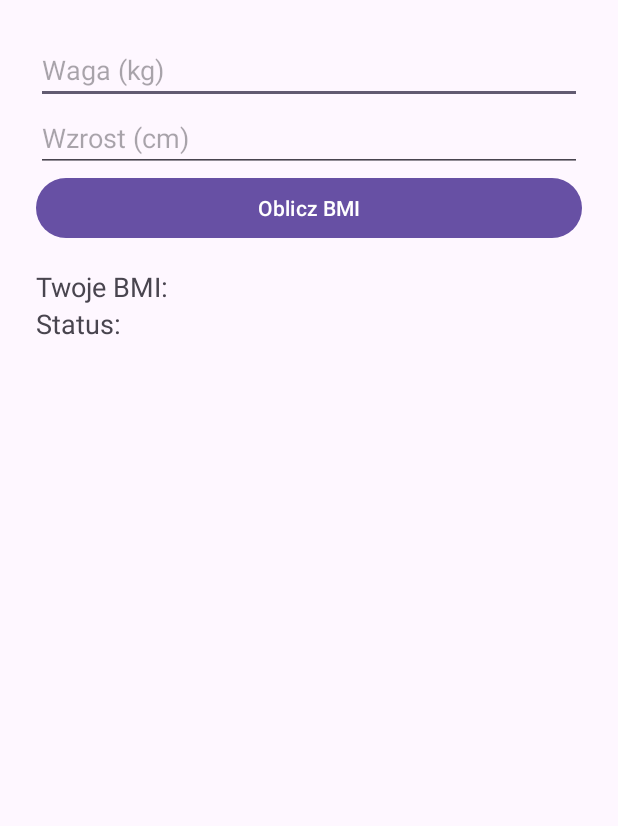
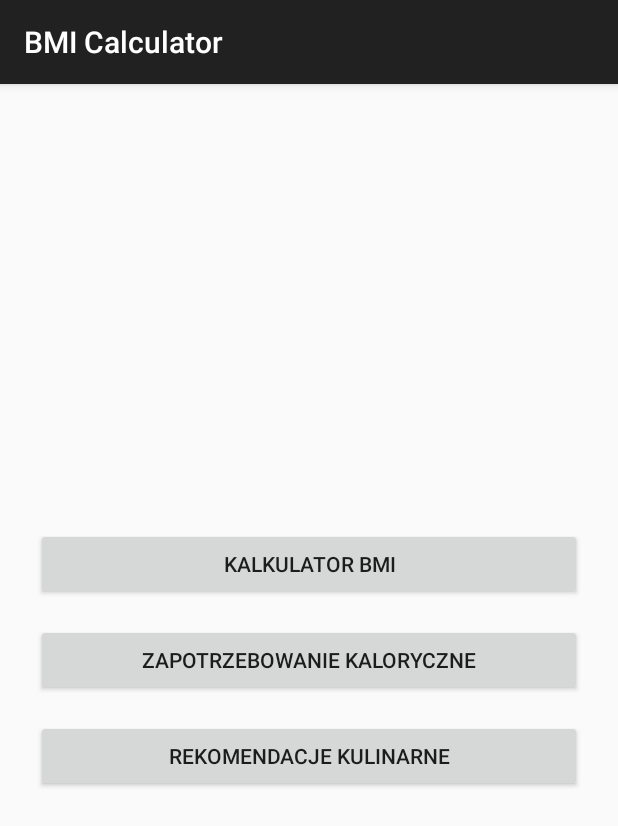
Before and after one commit to s26245-pj/PAMO, an Android app: the screen it shows after launch (MainActivity), on a phone screen of 412 x 824 dp. Shown: the top 826 px of the screen. Run offline under Robolectric (Android 15) with nearby library versions, the phone set to English and light mode, and no system bars.

Commit message:
finished 2 exercise

```diff
--- a/app/src/main/java/com/example/bmicalculator/MainActivity.java
+++ b/app/src/main/java/com/example/bmicalculator/MainActivity.java
@@ -1,69 +1,34 @@
 package com.example.bmicalculator;
 
+import android.content.Intent;
 import android.os.Bundle;
 import android.view.View;
-import android.widget.*;
+import android.widget.Button;
 import androidx.appcompat.app.AppCompatActivity;
 
 public class MainActivity extends AppCompatActivity {
 
-    private EditText inputWeight;
-    private EditText inputHeight;
-    private TextView bmiValueText;
-    private TextView healthStatusText;
-    private Button btnCalculate;
+    Button btnBMI, btnCalories, btnRecipes;
 
     @Override
     protected void onCreate(Bundle savedInstanceState) {
         super.onCreate(savedInstanceState);
         setContentView(R.layout.activity_main);
 
-        initializeViews();
+        btnBMI = findViewById(R.id.btnBMI);
+        btnCalories = findViewById(R.id.btnCalories);
+        btnRecipes = findViewById(R.id.btnRecipes);
 
-        btnCalculate.setOnClickListener(new View.OnClickListener() {
-            @Override
-            public void onClick(View view) {
-                processBMI();
-            }
-        });
-    }
+        btnBMI.setOnClickListener(view ->
+                startActivity(new Intent(MainActivity.this, BMICalculatorActivity.class))
+        );
 
-    private void initializeViews() {
-        inputWeight = findViewById(R.id.weightInput);
-        inputHeight = findViewById(R.id.heightInput);
-        btnCalculate = findViewById(R.id.calculateButton);
-        bmiValueText = findViewById(R.id.resultText);
-        healthStatusText = findViewById(R.id.statusText);
-    }
+        btnCalories.setOnClickListener(view ->
+                startActivity(new Intent(MainActivity.this, CalorieCalculatorActivity.class))
+        );
 
-    private void processBMI() {
-        String weightStr = inputWeight.getText().toString();
-        String heightStr = inputHeight.getText().toString();
-
-        if (weightStr.isEmpty() || heightStr.isEmpty()) {
-            bmiValueText.setText("Proszę uzupełnić dane");
-            healthStatusText.setText("");
-            return;
-        }
-
-        double weightKg = Double.parseDouble(weightStr);
-        double heightCm = Double.parseDouble(heightStr);
-        double heightMeters = heightCm / 100.0;
-
-        double bmi = weightKg / (heightMeters * heightMeters);
-        bmiValueText.setText(String.format("BMI: %.1f", bmi));
-
-        String category;
-        if (bmi < 18.5) {
-            category = "Niedowaga";
-        } else if (bmi < 25.0) {
-            category = "Optimum";
-        } else if (bmi < 30.0) {
-            category = "Nadwaga";
-        } else {
-            category = "Otyłość";
-        }
-
-        healthStatusText.setText("Stan zdrowia: " + category);
+        btnRecipes.setOnClickListener(view ->
+                startActivity(new Intent(MainActivity.this, RecipeActivity.class))
+        );
     }
 }
--- /dev/null
+++ b/app/src/main/java/com/example/bmicalculator/SplashActivity.java
@@ -0,0 +1,19 @@
+package com.example.bmicalculator;
+
+import android.content.Intent;
+import android.os.Bundle;
+import android.os.Handler;
+import androidx.appcompat.app.AppCompatActivity;
+
+public class SplashActivity extends AppCompatActivity {
+    @Override
+    protected void onCreate(Bundle savedInstanceState) {
+        super.onCreate(savedInstanceState);
+        setContentView(R.layout.activity_splash);
+
+        new Handler().postDelayed(() -> {
+            startActivity(new Intent(SplashActivity.this, MainActivity.class));
+            finish();
+        }, 2000);
+    }
+}
--- a/app/src/main/res/layout/activity_main.xml
+++ b/app/src/main/res/layout/activity_main.xml
@@ -1,43 +1,28 @@
 <?xml version="1.0" encoding="utf-8"?>
 <LinearLayout xmlns:android="http://schemas.android.com/apk/res/android"
+    android:orientation="vertical"
+    android:gravity="center"
+    android:padding="24dp"
     android:layout_width="match_parent"
-    android:layout_height="match_parent"
-    android:orientation="vertical"
-    android:padding="24dp">
-
-    <EditText
-        android:id="@+id/weightInput"
-        android:hint="Waga (kg)"
-        android:inputType="numberDecimal"
-        android:layout_width="match_parent"
-        android:layout_height="wrap_content"/>
-
-    <EditText
-        android:id="@+id/heightInput"
-        android:hint="Wzrost (cm)"
-        android:inputType="numberDecimal"
-        android:layout_width="match_parent"
-        android:layout_height="wrap_content"/>
+    android:layout_height="match_parent">
 
     <Button
-        android:id="@+id/calculateButton"
-        android:text="Oblicz BMI"
+        android:id="@+id/btnBMI"
+        android:text="Kalkulator BMI"
         android:layout_width="match_parent"
-        android:layout_height="wrap_content"/>
+        android:layout_height="wrap_content" />
 
-    <TextView
-        android:id="@+id/resultText"
-        android:text="Twoje BMI:"
-        android:textSize="18sp"
-        android:paddingTop="16dp"
+    <Button
+        android:id="@+id/btnCalories"
+        android:text="Zapotrzebowanie kaloryczne"
         android:layout_width="match_parent"
-        android:layout_height="wrap_content"/>
+        android:layout_height="wrap_content"
+        android:layout_marginTop="16dp"/>
 
-    <TextView
-        android:id="@+id/statusText"
-        android:text="Status:"
-        android:textSize="18sp"
+    <Button
+        android:id="@+id/btnRecipes"
+        android:text="Rekomendacje kulinarne"
         android:layout_width="match_parent"
-        android:layout_height="wrap_content"/>
-
+        android:layout_height="wrap_content"
+        android:layout_marginTop="16dp"/>
 </LinearLayout>
```
Also changed, not shown: app/src/main/AndroidManifest.xml (+12 -11 lines), app/src/main/java/com/example/bmicalculator/BMICalculatorActivity.java (added, +46 -0 lines), app/src/main/java/com/example/bmicalculator/CalorieCalculatorActivity.java (added, +72 -0 lines), app/src/main/java/com/example/bmicalculator/RecipeActivity.java (added, +12 -0 lines), app/src/main/res/layout/activity_bmi_calculator.xml (added, +41 -0 lines), app/src/main/res/layout/activity_calorie_calculator.xml (added, +73 -0 lines), app/src/main/res/layout/activity_recipe.xml (added, +37 -0 lines), app/src/main/res/layout/activity_splash.xml (added, +21 -0 lines), app/src/main/res/values/strings.xml (+8 -0 lines), 4 other files.
